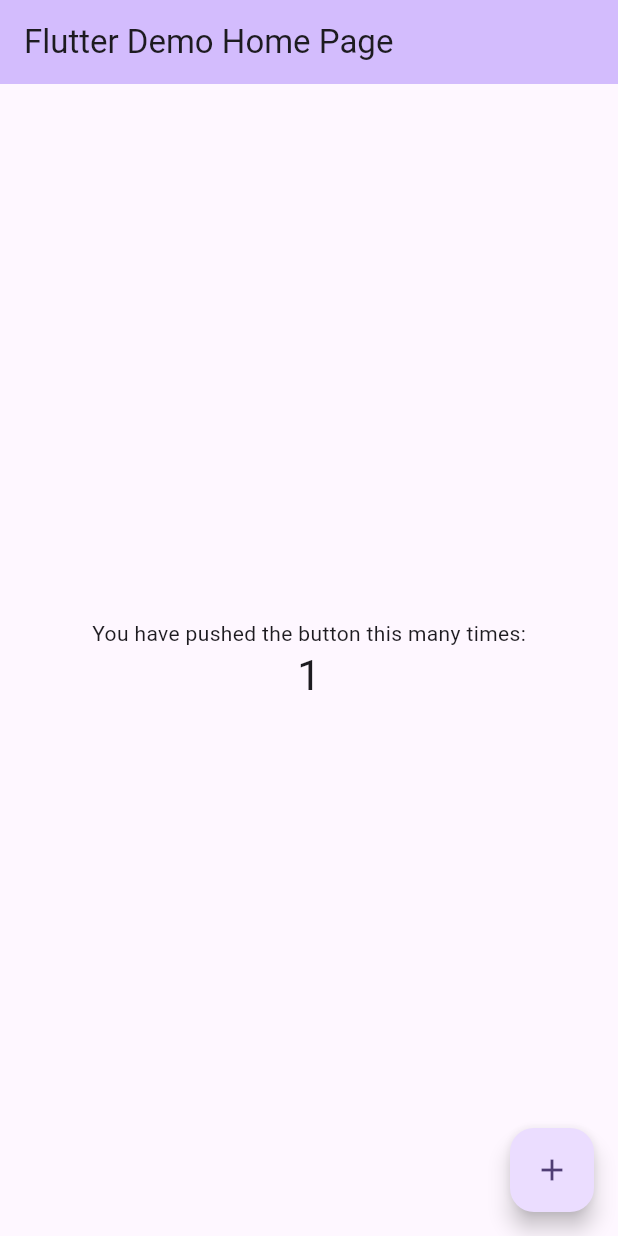
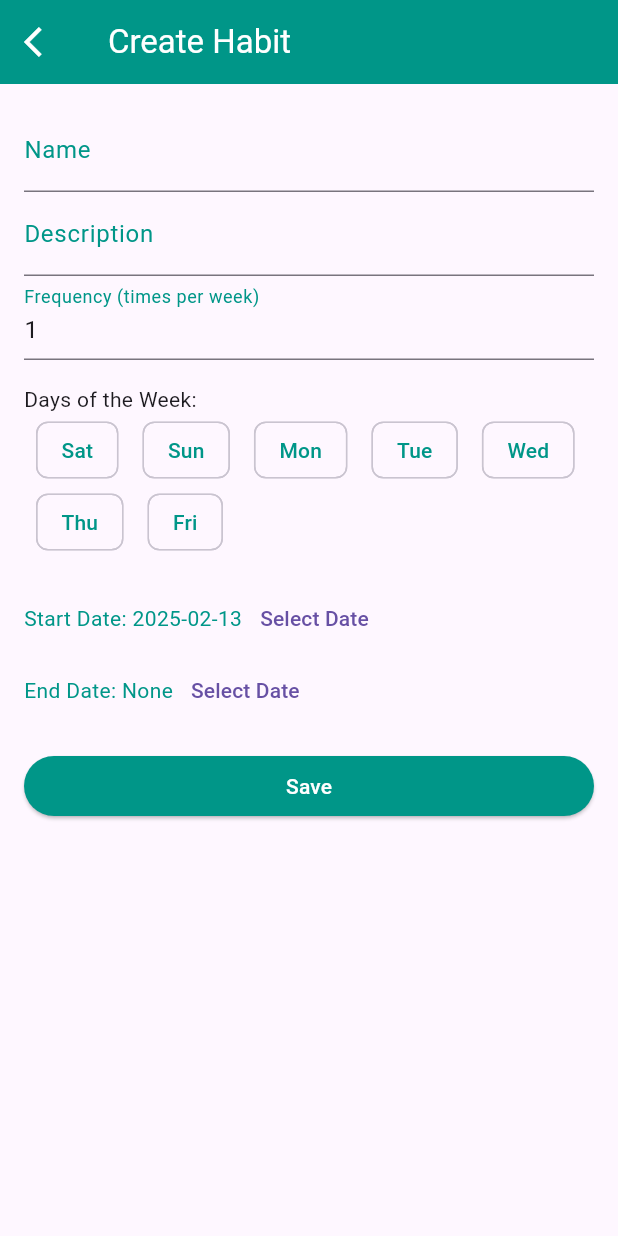
Before and after one commit to didierganthier/habit_tracker_2, a Flutter app: the screen it shows after launch, after a tap on the "add" icon, on a phone screen of 412 x 824 dp. Run offline on Flutter 3.47's test engine with Material 3 defaults, Android fonts, the phone set to English and light mode, and no system bars; our stand-ins replace sqflite; accounts and stored records are empty.

Commit message:
Add HabitProvider for managing habits and completions with CRUD operations

```diff
--- a/lib/main.dart
+++ b/lib/main.dart
@@ -1,125 +1,28 @@
 import 'package:flutter/material.dart';
+import 'package:provider/provider.dart';
+import 'providers/habit_provider.dart';
+import 'screens/habit_list_screen.dart';
 
 void main() {
-  runApp(const MyApp());
+  runApp(
+    ChangeNotifierProvider(
+      create: (context) => HabitProvider(),
+      child: const MyApp(),
+    ),
+  );
 }
 
 class MyApp extends StatelessWidget {
   const MyApp({super.key});
 
-  // This widget is the root of your application.
   @override
   Widget build(BuildContext context) {
     return MaterialApp(
-      title: 'Flutter Demo',
+      title: 'Habit Tracker',
       theme: ThemeData(
-        // This is the theme of your application.
-        //
-        // TRY THIS: Try running your application with "flutter run". You'll see
-        // the application has a purple toolbar. Then, without quitting the app,
-        // try changing the seedColor in the colorScheme below to Colors.green
-        // and then invoke "hot reload" (save your changes or press the "hot
-        // reload" button in a Flutter-supported IDE, or press "r" if you used
-        // the command line to start the app).
-        //
-        // Notice that the counter didn't reset back to zero; the application
-        // state is not lost during the reload. To reset the state, use hot
-        // restart instead.
-        //
-        // This works for code too, not just values: Most code changes can be
-        // tested with just a hot reload.
-        colorScheme: ColorScheme.fromSeed(seedColor: Colors.deepPurple),
-        useMaterial3: true,
+        primarySwatch: Colors.blue,
       ),
-      home: const MyHomePage(title: 'Flutter Demo Home Page'),
+      home: const HabitListScreen(),
     );
   }
 }
-
-class MyHomePage extends StatefulWidget {
-  const MyHomePage({super.key, required this.title});
-
-  // This widget is the home page of your application. It is stateful, meaning
-  // that it has a State object (defined below) that contains fields that affect
-  // how it looks.
-
-  // This class is the configuration for the state. It holds the values (in this
-  // case the title) provided by the parent (in this case the App widget) and
-  // used by the build method of the State. Fields in a Widget subclass are
-  // always marked "final".
-
-  final String title;
-
-  @override
-  State<MyHomePage> createState() => _MyHomePageState();
-}
-
-class _MyHomePageState extends State<MyHomePage> {
-  int _counter = 0;
-
-  void _incrementCounter() {
-    setState(() {
-      // This call to setState tells the Flutter framework that something has
-      // changed in this State, which causes it to rerun the build method below
-      // so that the display can reflect the updated values. If we changed
-      // _counter without calling setState(), then the build method would not be
-      // called again, and so nothing would appear to happen.
-      _counter++;
-    });
-  }
-
-  @override
-  Widget build(BuildContext context) {
-    // This method is rerun every time setState is called, for instance as done
-    // by the _incrementCounter method above.
-    //
-    // The Flutter framework has been optimized to make rerunning build methods
-    // fast, so that you can just rebuild anything that needs updating rather
-    // than having to individually change instances of widgets.
-    return Scaffold(
-      appBar: AppBar(
-        // TRY THIS: Try changing the color here to a specific color (to
-        // Colors.amber, perhaps?) and trigger a hot reload to see the AppBar
-        // change color while the other colors stay the same.
-        backgroundColor: Theme.of(context).colorScheme.inversePrimary,
-        // Here we take the value from the MyHomePage object that was created by
-        // the App.build method, and use it to set our appbar title.
-        title: Text(widget.title),
-      ),
-      body: Center(
-        // Center is a layout widget. It takes a single child and positions it
-        // in the middle of the parent.
-        child: Column(
-          // Column is also a layout widget. It takes a list of children and
-          // arranges them vertically. By default, it sizes itself to fit its
-          // children horizontally, and tries to be as tall as its parent.
-          //
-          // Column has various properties to control how it sizes itself and
-          // how it positions its children. Here we use mainAxisAlignment to
-          // center the children vertically; the main axis here is the vertical
-          // axis because Columns are vertical (the cross axis would be
-          // horizontal).
-          //
-          // TRY THIS: Invoke "debug painting" (choose the "Toggle Debug Paint"
-          // action in the IDE, or press "p" in the console), to see the
-          // wireframe for each widget.
-          mainAxisAlignment: MainAxisAlignment.center,
-          children: <Widget>[
-            const Text(
-              'You have pushed the button this many times:',
-            ),
-            Text(
-              '$_counter',
-              style: Theme.of(context).textTheme.headlineMedium,
-            ),
-          ],
-        ),
-      ),
-      floatingActionButton: FloatingActionButton(
-        onPressed: _incrementCounter,
-        tooltip: 'Increment',
-        child: const Icon(Icons.add),
-      ), // This trailing comma makes auto-formatting nicer for build methods.
-    );
-  }
-}
--- /dev/null
+++ b/lib/providers/habit_provider.dart
@@ -0,0 +1,62 @@
+import 'package:flutter/foundation.dart';
+import '../models/habit.dart';
+import '../models/habit_completion.dart';
+import '../services/database_helper.dart';
+import 'package:intl/intl.dart';
+
+class HabitProvider with ChangeNotifier {
+  List<Habit> _habits = [];
+  final DatabaseHelper _dbHelper = DatabaseHelper.instance;
+
+  List<Habit> get habits => _habits;
+
+  Future<void> loadHabits() async {
+    _habits = await _dbHelper.getAllHabits();
+    notifyListeners();
+  }
+
+  Future<void> addHabit(Habit habit) async {
+    final id = await _dbHelper.insertHabit(habit);
+    habit.id = id; // update ID with the created id
+    _habits.add(habit);
+    notifyListeners();
+  }
+
+  Future<void> updateHabit(Habit habit) async {
+    await _dbHelper.updateHabit(habit);
+    final index = _habits.indexWhere((h) => h.id == habit.id);
+    if (index != -1) {
+      _habits[index] = habit;
+      notifyListeners();
+    }
+  }
+
+  Future<void> deleteHabit(int id) async {
+    await _dbHelper.deleteHabit(id);
+    _habits.removeWhere((habit) => habit.id == id);
+    notifyListeners();
+  }
+
+  Future<void> toggleCompletion(Habit habit, DateTime date) async {
+    final isCompleted = await _dbHelper.isHabitCompletedToday(habit.id!, date);
+    if (isCompleted) {
+      // Delete the completion record
+      final completions = await _dbHelper.getCompletionsForHabit(habit.id!);
+      final completionToDelete = completions.firstWhere((completion) {
+        return DateFormat('yyyy-MM-dd').format(completion.completionDate) ==
+            DateFormat('yyyy-MM-dd').format(date);
+      });
+      await _dbHelper.deleteCompletion(completionToDelete.id!);
+    } else {
+      // Insert a new completion record
+      final completion =
+          HabitCompletion(habitId: habit.id!, completionDate: date);
+      await _dbHelper.insertCompletion(completion);
+    }
+    notifyListeners(); // Notify listeners to refresh UI. Can't use listen to database changes.
+  }
+
+  Future<bool> isHabitCompletedToday(int habitId, DateTime date) async {
+    return await _dbHelper.isHabitCompletedToday(habitId, date);
+  }
+}
--- /dev/null
+++ b/lib/screens/habit_detail_screen.dart
@@ -0,0 +1,242 @@
+import 'package:flutter/material.dart';
+import 'package:provider/provider.dart';
+import '../models/habit.dart';
+import '../providers/habit_provider.dart';
+import 'package:intl/intl.dart';
+
+class HabitDetailScreen extends StatefulWidget {
+  final Habit habit;
+
+  const HabitDetailScreen({Key? key, required this.habit}) : super(key: key);
+
+  @override
+  _HabitDetailScreenState createState() => _HabitDetailScreenState();
+}
+
+class _HabitDetailScreenState extends State<HabitDetailScreen> {
+  final _formKey = GlobalKey<FormState>();
+  late TextEditingController _nameController;
+  late TextEditingController _descriptionController;
+  late TextEditingController _frequencyController;
+  late List<bool> _daysOfWeek;
+  late DateTime _startDate;
+  DateTime? _endDate;
+
+  @override
+  void initState() {
+    super.initState();
+    _nameController = TextEditingController(text: widget.habit.name);
+    _descriptionController =
+        TextEditingController(text: widget.habit.description);
+    _frequencyController =
+        TextEditingController(text: widget.habit.frequency.toString());
+    _daysOfWeek = List.from(widget.habit.daysOfWeek);
+    _startDate = widget.habit.startDate;
+    _endDate = widget.habit.endDate;
+  }
+
+  @override
+  void dispose() {
+    _nameController.dispose();
+    _descriptionController.dispose();
+    _frequencyController.dispose();
+    super.dispose();
+  }
+
+  Future<void> _selectDate(BuildContext context, bool isStartDate) async {
+    final DateTime? pickedDate = await showDatePicker(
+      context: context,
+      initialDate: isStartDate ? _startDate : (_endDate ?? DateTime.now()),
+      firstDate: DateTime(2000),
+      lastDate: DateTime(2050),
+    );
+    if (pickedDate != null) {
+      setState(() {
+        if (isStartDate) {
+          _startDate = pickedDate;
+        } else {
+          _endDate = pickedDate;
+        }
+      });
+    }
+  }
+
+  @override
+  Widget build(BuildContext context) {
+    return Scaffold(
+      appBar: AppBar(
+        leading: IconButton(
+          icon: const Icon(Icons.arrow_back_ios, color: Colors.white),
+          onPressed: () {
+            Navigator.pop(context);
+          },
+        ),
+        title: Text(
+          widget.habit.id == null ? 'Create Habit' : 'Edit Habit',
+          style: const TextStyle(color: Colors.white),
+        ),
+        backgroundColor: Colors.teal,
+      ),
+      body: Padding(
+        padding: const EdgeInsets.all(16.0),
+        child: Form(
+          key: _formKey,
+          child: ListView(
+            children: <Widget>[
+              TextFormField(
+                controller: _nameController,
+                decoration: const InputDecoration(
+                  labelText: 'Name',
+                  labelStyle: TextStyle(color: Colors.teal),
+                  focusedBorder: UnderlineInputBorder(
+                    borderSide: BorderSide(color: Colors.teal),
+                  ),
+                ),
+                validator: (value) {
+                  if (value == null || value.isEmpty) {
+                    return 'Please enter a name';
+                  }
+                  return null;
+                },
+              ),
+              TextFormField(
+                controller: _descriptionController,
+                decoration: const InputDecoration(
+                  labelText: 'Description',
+                  labelStyle: TextStyle(color: Colors.teal),
+                  focusedBorder: UnderlineInputBorder(
+                    borderSide: BorderSide(color: Colors.teal),
+                  ),
+                ),
+                validator: (value) {
+                  if (value == null || value.isEmpty) {
+                    return 'Please enter a description';
+                  }
+                  return null;
+                },
+              ),
+              TextFormField(
+                controller: _frequencyController,
+                decoration: const InputDecoration(
+                  labelText: 'Frequency (times per week)',
+                  labelStyle: TextStyle(color: Colors.teal),
+                  focusedBorder: UnderlineInputBorder(
+                    borderSide: BorderSide(color: Colors.teal),
+                  ),
+                ),
+                keyboardType: TextInputType.number,
+                validator: (value) {
+                  if (value == null || value.isEmpty) {
+                    return 'Please enter a frequency';
+                  }
+                  if (int.tryParse(value) == null) {
+                    return 'Please enter a valid number';
+                  }
+                  return null;
+                },
+              ),
+              const SizedBox(height: 16),
+              const Text('Days of the Week:'),
+              Wrap(
+                children: List<Widget>.generate(7, (int index) {
+                  return Padding(
+                    padding: const EdgeInsets.symmetric(horizontal: 8.0),
+                    child: ChoiceChip(
+                      label: Text(
+                        DateFormat('E').format(DateTime(0, 1, index + 1)),
+                        style: TextStyle(
+                          color:
+                              _daysOfWeek[index] ? Colors.white : Colors.teal,
+                        ),
+                      ),
+                      selected: _daysOfWeek[index],
+                      selectedColor: Colors.teal,
+                      onSelected: (bool selected) {
+                        setState(() {
+                          _daysOfWeek[index] = selected;
+                        });
+                      },
+                    ),
+                  );
+                }),
+              ),
+              const SizedBox(height: 16),
+              Row(
+                children: <Widget>[
+                  Text(
+                    'Start Date: ${DateFormat('yyyy-MM-dd').format(_startDate)}',
+                    style: const TextStyle(color: Colors.teal),
+                  ),
+                  TextButton(
+                    onPressed: () => _selectDate(context, true),
+                    child: const Text('Select Date'),
+                  ),
+                ],
+              ),
+              Row(
+                children: <Widget>[
+                  Text(
+                    'End Date: ${_endDate != null ? DateFormat('yyyy-MM-dd').format(_endDate!) : 'None'}',
+                    style: const TextStyle(color: Colors.teal),
+                  ),
+                  TextButton(
+                    onPressed: () => _selectDate(context, false),
+                    child: const Text('Select Date'),
+                  ),
+                ],
+              ),
+              Padding(
+                padding: const EdgeInsets.symmetric(vertical: 16.0),
+                child: ElevatedButton(
+                  onPressed: () {
+                    if (_formKey.currentState!.validate()) {
+                      final habit = Habit(
+                        id: widget.habit.id,
+                        name: _nameController.text,
+                        description: _descriptionController.text,
+                        frequency: int.parse(_frequencyController.text),
+                        daysOfWeek: _daysOfWeek,
+                        startDate: _startDate,
+                        endDate: _endDate,
+                      );
+                      if (widget.habit.id == null) {
+                        Provider.of<HabitProvider>(context, listen: false)
+                            .addHabit(habit);
+                      } else {
+                        Provider.of<HabitProvider>(context, listen: false)
+                            .updateHabit(habit);
+                      }
+                      Navigator.pop(context);
+                    }
+                  },
+                  style: ElevatedButton.styleFrom(
+                    backgroundColor: Colors.teal,
+                  ),
+                  child: const Text(
+                    'Save',
+                    style: TextStyle(color: Colors.white),
+                  ),
+                ),
+              ),
+              if (widget.habit.id != null)
+                Padding(
+                  padding: const EdgeInsets.symmetric(vertical: 8.0),
+                  child: ElevatedButton(
+                    onPressed: () {
+                      Provider.of<HabitProvider>(context, listen: false)
+                          .deleteHabit(widget.habit.id!);
+                      Navigator.pop(context);
+                    },
+                    style:
+                        ElevatedButton.styleFrom(backgroundColor: Colors.red),
+                    child: const Text('Delete',
+                        style: TextStyle(color: Colors.white)),
+                  ),
+                ),
+            ],
+          ),
+        ),
+      ),
+    );
+  }
+}
--- /dev/null
+++ b/lib/screens/habit_list_screen.dart
@@ -0,0 +1,161 @@
+import 'package:flutter/material.dart';
+import 'package:provider/provider.dart';
+import '../providers/habit_provider.dart';
+import 'habit_detail_screen.dart'; // Import the detail screen
+import '../models/habit.dart';
+import 'package:intl/intl.dart';
+
+class HabitListScreen extends StatefulWidget {
+  const HabitListScreen({super.key});
+
+  @override
+  State<HabitListScreen> createState() => _HabitListScreenState();
+}
+
+class _HabitListScreenState extends State<HabitListScreen> {
+  @override
+  void initState() {
+    super.initState();
+    // Load habits when the widget is initialized
+    Provider.of<HabitProvider>(context, listen: false).loadHabits();
+  }
+
+  @override
+  Widget build(BuildContext context) {
+    return Scaffold(
+      appBar: AppBar(
+        title: const Text(
+          'Habit Tracker',
+          style: TextStyle(color: Colors.white),
+        ),
+        backgroundColor: Colors.teal,
+      ),
+      body: Consumer<HabitProvider>(
+        builder: (context, habitProvider, child) {
+          if (habitProvider.habits.isEmpty) {
+            return const Center(
+              child: Text('No habits yet!'),
+            );
+          }
+
+          return ListView.builder(
+            itemCount: habitProvider.habits.length,
+            itemBuilder: (context, index) {
+              final habit = habitProvider.habits[index];
+              return Card(
+                color: Colors.teal[50],
+                margin: const EdgeInsets.all(8.0),
+                child: Padding(
+                  padding: const EdgeInsets.all(8.0),
+                  child: Column(
+                    crossAxisAlignment: CrossAxisAlignment.start,
+                    children: [
+                      Text(
+                        habit.name,
+                        style: const TextStyle(
+                          fontSize: 18,
+                          fontWeight: FontWeight.bold,
+                          color: Colors.teal,
+                        ),
+                      ),
+                      Text(habit.description),
+                      const SizedBox(height: 8.0),
+                      Row(
+                        mainAxisAlignment: MainAxisAlignment.spaceBetween,
+                        children: [
+                          Text('Frequency: ${habit.frequency} times per week'),
+                          TextButton(
+                            onPressed: () {
+                              Navigator.push(
+                                context,
+                                MaterialPageRoute(
+                                  builder: (context) =>
+                                      HabitDetailScreen(habit: habit),
+                                ),
+                              );
+                            },
+                            child: const Text('Edit'),
+                            style: TextButton.styleFrom(
+                              foregroundColor: Colors.teal,
+                            ),
+                          ),
+                        ],
+                      ),
+                      const Divider(),
+                      Row(
+                        mainAxisAlignment: MainAxisAlignment.spaceAround,
+                        children: List.generate(7, (index) {
+                          final day = DateTime.now().subtract(Duration(
+                              days: DateTime.now().weekday - 1 - index));
+                          final formattedDay = DateFormat('E').format(day);
+
+                          return FutureBuilder<bool>(
+                            future: habitProvider.isHabitCompletedToday(
+                                habit.id!, day),
+                            builder: (context, snapshot) {
+                              if (snapshot.connectionState ==
+                                  ConnectionState.waiting) {
+                                return const CircularProgressIndicator();
+                              } else if (snapshot.hasError) {
+                                return Text('Error: ${snapshot.error}');
+                              } else {
+                                final isCompleted = snapshot.data ?? false;
+                                return Column(
+                                  children: [
+                                    Text(formattedDay),
+                                    Checkbox(
+                                      value: isCompleted,
+                                      onChanged: habit.daysOfWeek[index]
+                                          ? (bool? value) {
+                                              habitProvider.toggleCompletion(
+                                                  habit, day);
+                                            }
+                                          : null, // Disable the button
+                                      visualDensity: VisualDensity.compact,
+                                      activeColor: Colors.teal,
+                                    ),
+                                  ],
+                                );
+                              }
+                            },
+                          );
+                        }),
+                      ),
+                    ],
+                  ),
+                ),
+              );
+            },
+          );
+        },
+      ),
+      floatingActionButton: FloatingActionButton(
+        onPressed: () {
+          Navigator.push(
+            context,
+            MaterialPageRoute(
+              builder: (context) => HabitDetailScreen(
+                  habit: Habit(
+                      id: null,
+                      name: '',
+                      description: '',
+                      frequency: 1,
+                      daysOfWeek: [
+                        false,
+                        false,
+                        false,
+                        false,
+                        false,
+                        false,
+                        false
+                      ],
+                      startDate: DateTime.now())),
+            ),
+          );
+        },
+        child: const Icon(Icons.add),
+        backgroundColor: Colors.teal,
+      ),
+    );
+  }
+}
```
Also changed, not shown: 3 other files.
